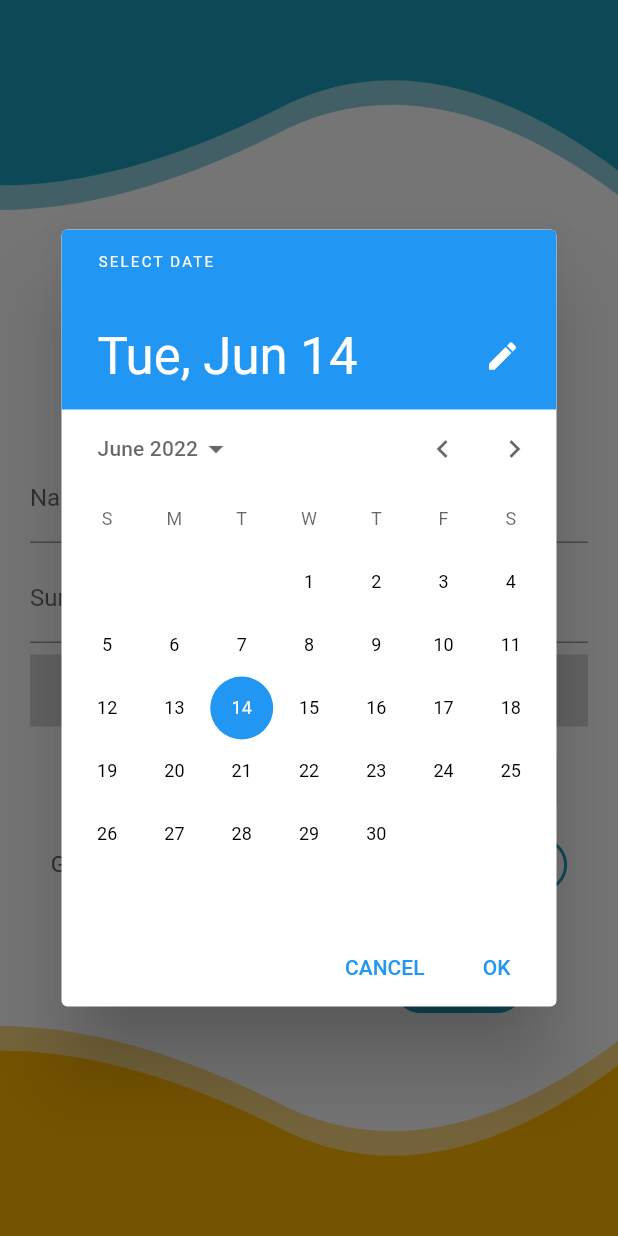
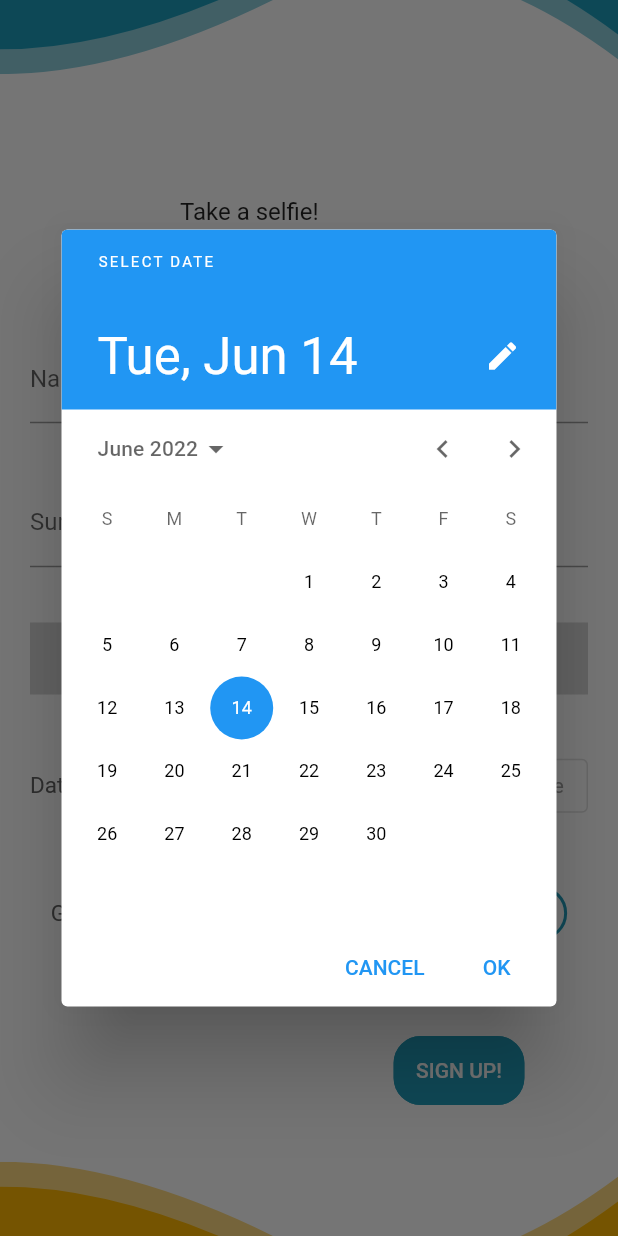
Before and after one commit to cliziam/GPSaveME, a Flutter app: the SignUp screen opened directly, after a tap on an icon or button, on a phone screen of 412 x 824 dp. Run offline on Flutter 3.47's test engine with Material 2 defaults, Android fonts, the phone set to English and light mode, and no system bars; our stand-ins replace image_picker, location; missing offline and left inert: phone_form_field.

Commit message:
fix signup

```diff
--- a/lib/screens/OtpSent.dart
+++ b/lib/screens/OtpSent.dart
@@ -70,7 +70,7 @@ class _OtpSentPageState extends State<OtpSent> {
                     height: 28,
                   ),
                   Container(
-                    padding: const EdgeInsets.all(28),
+                    padding: const EdgeInsets.all(20),
                     decoration: BoxDecoration(
                       color: Colors.white,
                       borderRadius: BorderRadius.circular(12),
--- a/lib/screens/Signup.dart
+++ b/lib/screens/Signup.dart
@@ -72,20 +72,16 @@ class _SignUpPageState extends State<SignUp> {
                         clipper: TopWaveClipper(),
                         child: Container(
                           color: const Color.fromRGBO(28, 158, 188, 1),
-                          height: deviceHeight * 0.17,
+                          height: deviceHeight * 0.06,
                         )),
                   ),
                   ClipPath(
                       clipper: TopWaveClipper(),
                       child: Container(
                         color: const Color.fromRGBO(28, 158, 188, 1),
-                        height: deviceHeight * 0.15,
+                        height: deviceHeight * 0.04,
                       )),
                 ],
-              ),
-              const Text(
-                "Sign up",
-                style: TextStyle(fontSize: 34, fontWeight: FontWeight.bold),
               ),
               Container(
                 padding: const EdgeInsets.fromLTRB(20, 10, 20, 0),
@@ -141,6 +137,7 @@ class _SignUpPageState extends State<SignUp> {
                 child: TextField(
                   controller: nameController,
                   decoration: InputDecoration(
+                     errorStyle: const TextStyle(fontSize: 10),
                     labelText: 'Name',
                     errorText: validators[0] == false
                         ? null
@@ -153,6 +150,7 @@ class _SignUpPageState extends State<SignUp> {
                 child: TextField(
                   controller: surnameController,
                   decoration: InputDecoration(
+                    errorStyle: const TextStyle(fontSize: 10),
                     labelText: 'Surname',
                     errorText: validators[1] == false
                         ? null
@@ -170,6 +168,7 @@ class _SignUpPageState extends State<SignUp> {
                   ),
                   decoration: InputDecoration(
                     labelText: 'Phone number',
+                    errorStyle: const TextStyle(fontSize: 10),
                     errorText: validators[2] == false
                         ? null
                         : 'Please write your phone number!',
@@ -183,9 +182,9 @@ class _SignUpPageState extends State<SignUp> {
                 ),
               ),
               Container(
-                margin: const EdgeInsets.fromLTRB(20, 5, 20, 0),
+                margin: const EdgeInsets.fromLTRB(20, 0, 20, 0),
                 child: Row(
-                    mainAxisAlignment: MainAxisAlignment.spaceEvenly,
+                    mainAxisAlignment: MainAxisAlignment.spaceBetween,
                     children: [
                       Text(
                         "Date of birth",
@@ -326,7 +325,7 @@ class _SignUpPageState extends State<SignUp> {
                         clipper: BottomWaveClipper(),
                         child: Container(
                           color: const Color.fromRGBO(255, 183, 3, 1),
-                          height: deviceHeight * 0.17,
+                          height: deviceHeight * 0.06,
                         )),
                   ),
                   Column(
@@ -338,7 +337,7 @@ class _SignUpPageState extends State<SignUp> {
                           clipper: BottomWaveClipper(),
                           child: Container(
                             color: const Color.fromRGBO(255, 183, 3, 1),
-                            height: deviceHeight * 0.15,
+                            height: deviceHeight * 0.04,
                           )),
                     ],
                   ),
```
